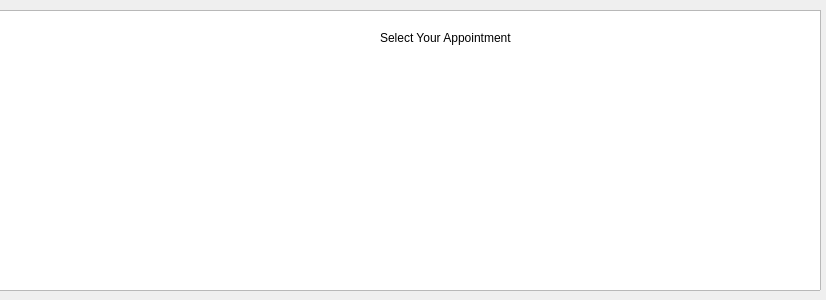
Above: appointmentwindow.ui from ZiadAmr5/Hospital-Manager-project before the change. Below: the same form after it.
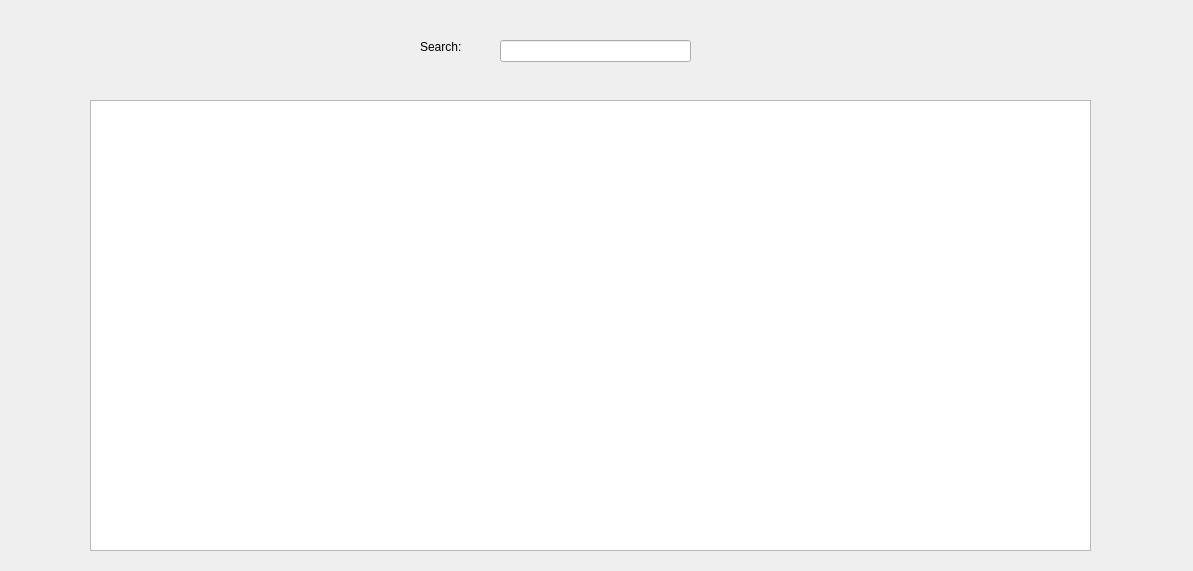
That is the form after the change.

The edit to the form file:
```diff
--- a/appointmentwindow.ui
+++ b/appointmentwindow.ui
@@ -6,8 +6,8 @@
    <rect>
     <x>0</x>
     <y>0</y>
-    <width>826</width>
-    <height>300</height>
+    <width>1193</width>
+    <height>571</height>
    </rect>
   </property>
   <property name="windowTitle">
@@ -16,24 +16,34 @@
   <widget class="QTableWidget" name="DocTable">
    <property name="geometry">
     <rect>
-     <x>-30</x>
-     <y>10</y>
-     <width>851</width>
-     <height>281</height>
+     <x>90</x>
+     <y>100</y>
+     <width>1001</width>
+     <height>451</height>
     </rect>
    </property>
   </widget>
-  <widget class="QLabel" name="label">
+  <widget class="QLineEdit" name="SearchEdit">
    <property name="geometry">
     <rect>
-     <x>380</x>
-     <y>30</y>
-     <width>151</width>
-     <height>16</height>
+     <x>500</x>
+     <y>40</y>
+     <width>191</width>
+     <height>22</height>
+    </rect>
+   </property>
+  </widget>
+  <widget class="QLabel" name="SearchLabel">
+   <property name="geometry">
+    <rect>
+     <x>420</x>
+     <y>40</y>
+     <width>57</width>
+     <height>14</height>
     </rect>
    </property>
    <property name="text">
-    <string>Select Your Appointment</string>
+    <string>Search:</string>
    </property>
   </widget>
  </widget>
```
